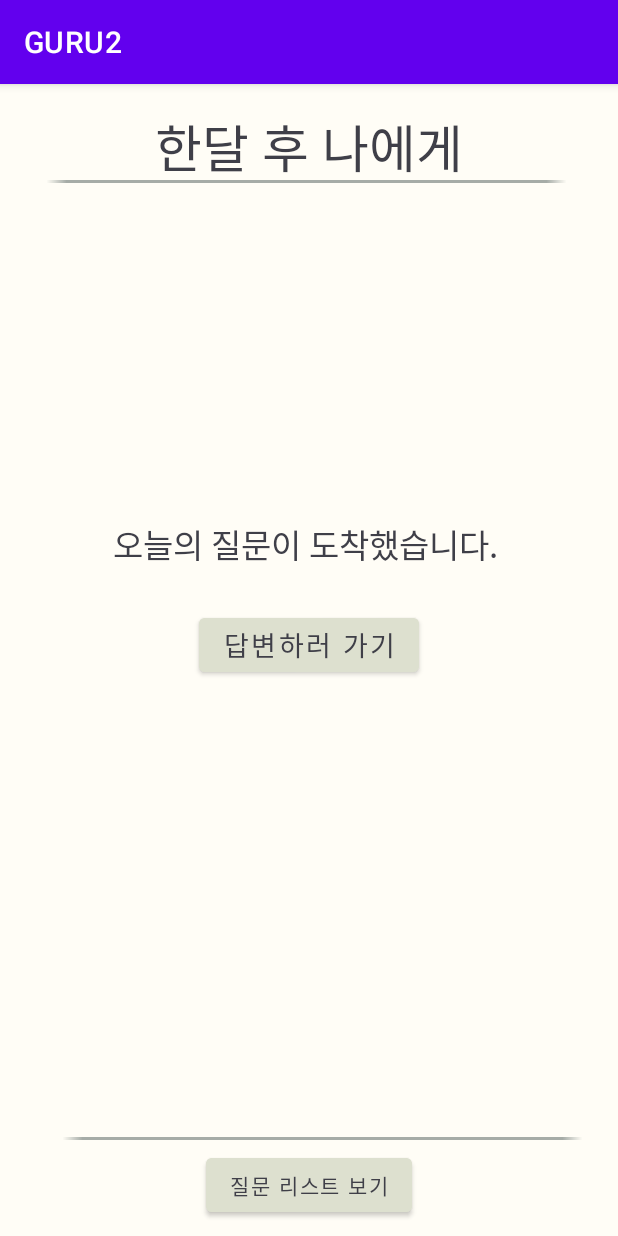
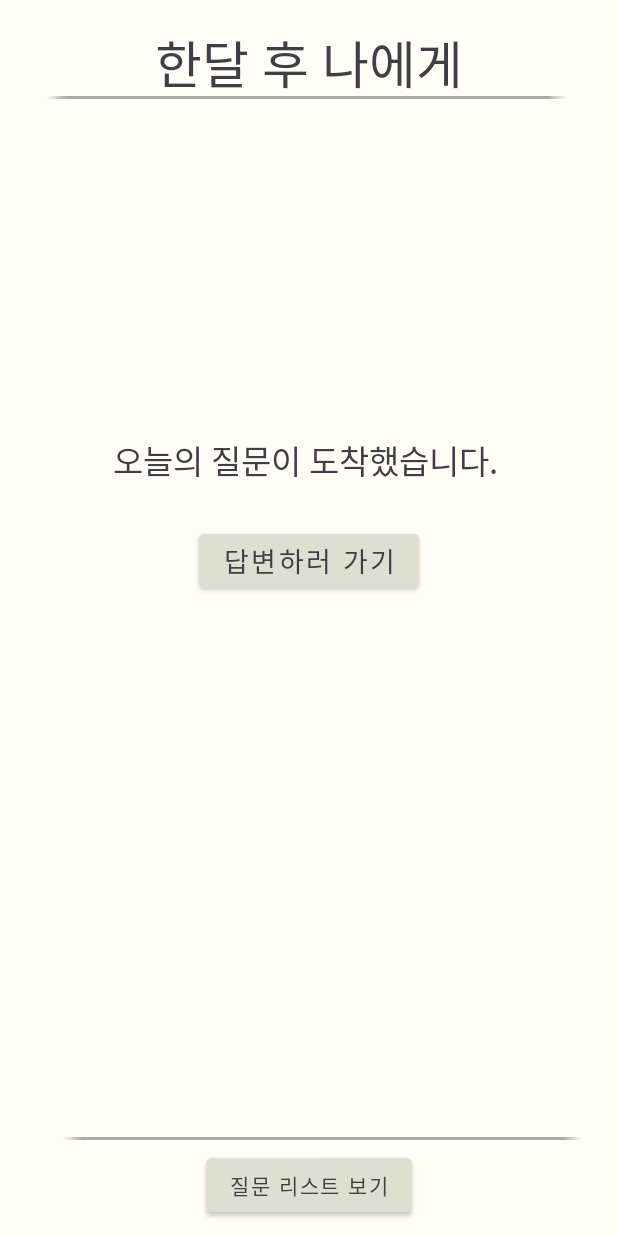
Before and after one commit to Ir0nWaterX2/GURU2, an Android app: the screen it shows after launch (MainActivity), on a phone screen of 412 x 824 dp. Run offline under Robolectric (Android 15) with nearby library versions, the phone set to English and light mode, and no system bars.

Commit message:
상단 타이틀 안 보이도록 수정 (themes.xml 파일 수정)

```diff
--- a/app/src/main/res/values/themes.xml
+++ b/app/src/main/res/values/themes.xml
@@ -11,6 +11,8 @@
         <item name="colorOnSecondary">@color/black</item>
         <!-- Status bar color. -->
         <item name="android:statusBarColor" tools:targetApi="l">?attr/colorPrimaryVariant</item>
+        <!-- No title setting-->
+        <item name="windowNoTitle">true</item>
         <!-- Customize your theme here. -->
     </style>
 </resources>
```
